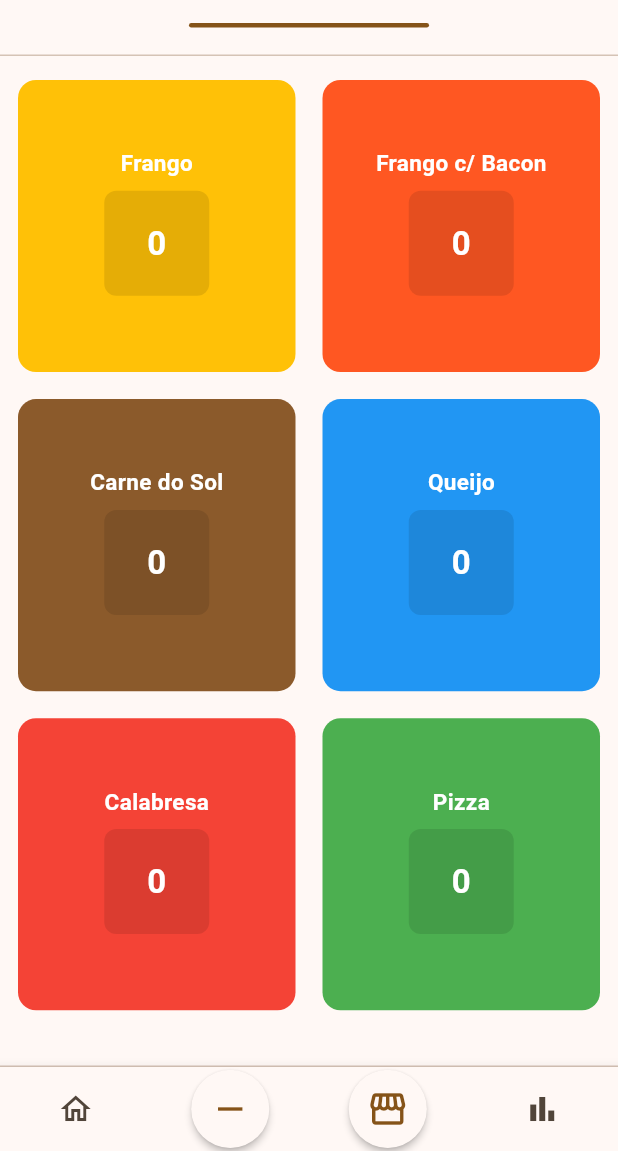
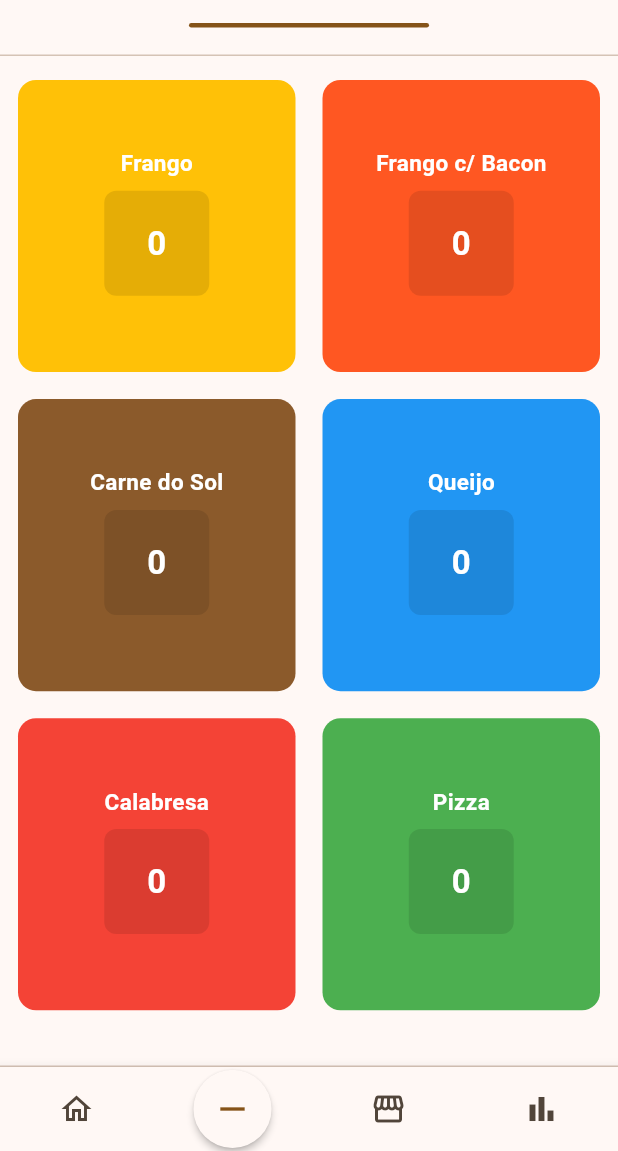
Before and after one commit to davicardoso5524/contador_app, a Flutter app: the screen it shows after launch, on a phone screen of 412 x 824 dp, the part 85-1236 px from its top. Run offline on Flutter 3.47's test engine with Material 3 defaults, Android fonts, the phone set to English and light mode, and no system bars; our stand-ins replace pdf, share_plus, shared_preferences.

Commit message:
style(ui): remove rounded effect from stock button in footer menu

```diff
--- a/lib/widgets/footer_menu.dart
+++ b/lib/widgets/footer_menu.dart
@@ -58,17 +58,10 @@ class FooterMenu extends StatelessWidget {
               ),
 
               // ESTOQUE (substituiu "ADICIONAR")
-              ElevatedButton(
+              IconButton(
                 onPressed: onStock,
-                style: ElevatedButton.styleFrom(
-                  shape: const CircleBorder(),
-                  minimumSize: buttonMinSize,
-                  padding: const EdgeInsets.all(10),
-                  elevation: 2,
-                  backgroundColor: Theme.of(context).colorScheme.surface,
-                  foregroundColor: Theme.of(context).colorScheme.primary,
-                ),
-                child: const Icon(Icons.storefront, size: 28),
+                icon: const Icon(Icons.storefront),
+                splashRadius: 24,
               ),
 
               // RELATÓRIO
```
